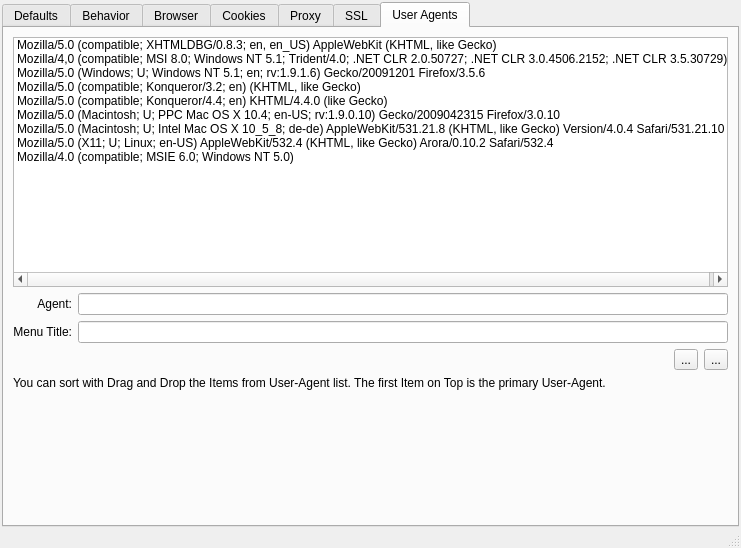
Qt form src/configdialog/configdialogui.ui (HJCMS/xhtmldbg) before a commit.
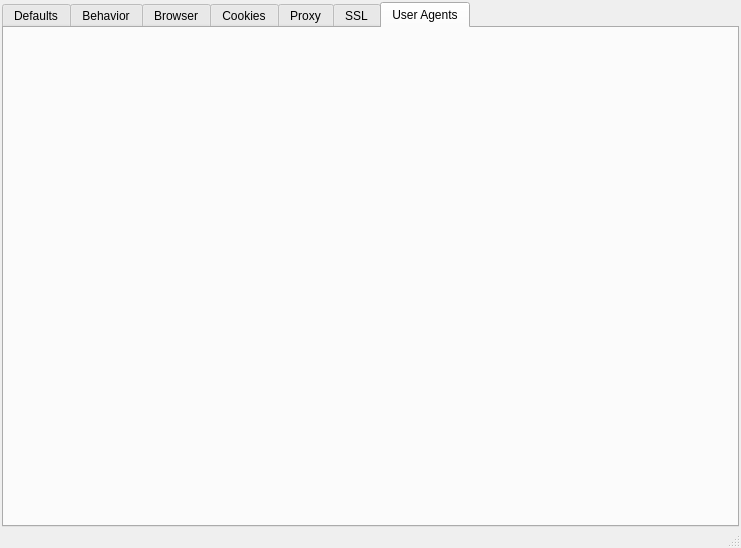
The same form after that commit. The open tabs and pages were chosen to show the change. Custom widgets are drawn as their Qt base class.

What changed in the file:
```diff
--- a/src/configdialog/configdialogui.ui
+++ b/src/configdialog/configdialogui.ui
@@ -985,7 +985,7 @@
           <property name="geometry">
            <rect>
             <x>0</x>
-            <y>-304</y>
+            <y>0</y>
             <width>709</width>
             <height>788</height>
            </rect>
@@ -1281,249 +1281,22 @@
        <string>User Agents</string>
       </attribute>
       <layout class="QVBoxLayout" name="verticalLayout_7">
+       <property name="margin">
+        <number>1</number>
+       </property>
        <item>
-        <widget class="QListWidget" name="userAgentList">
-         <property name="minimumSize">
-          <size>
-           <width>0</width>
-           <height>250</height>
-          </size>
+        <widget class="QWidget" name="userAgentWidget" native="true">
+         <property name="toolTip">
+          <string notr="true"/>
          </property>
-         <property name="editTriggers">
-          <set>QAbstractItemView::CurrentChanged|QAbstractItemView::EditKeyPressed|QAbstractItemView::SelectedClicked</set>
+         <property name="statusTip">
+          <string notr="true"/>
          </property>
-         <property name="showDropIndicator" stdset="0">
-          <bool>true</bool>
+         <property name="whatsThis">
+          <string notr="true"/>
          </property>
-         <property name="dragEnabled">
-          <bool>true</bool>
-         </property>
-         <property name="dragDropMode">
-          <enum>QAbstractItemView::InternalMove</enum>
-         </property>
-         <property name="defaultDropAction">
-          <enum>Qt::MoveAction</enum>
-         </property>
-         <property name="selectionBehavior">
-          <enum>QAbstractItemView::SelectRows</enum>
-         </property>
-         <property name="movement">
-          <enum>QListView::Free</enum>
-         </property>
-         <property name="resizeMode">
-          <enum>QListView::Adjust</enum>
-         </property>
-         <property name="sortingEnabled">
-          <bool>false</bool>
-         </property>
-         <item>
-          <property name="text">
-           <string notr="true">Mozilla/5.0 (compatible; XHTMLDBG/0.8.3; en, en_US) AppleWebKit (KHTML, like Gecko)</string>
-          </property>
-          <property name="toolTip">
-           <string notr="true">xhtmldbg (en)</string>
-          </property>
-          <property name="statusTip">
-           <string notr="true"/>
-          </property>
-         </item>
-         <item>
-          <property name="text">
-           <string notr="true">Mozilla/4,0 (compatible; MSI 8.0; Windows NT 5.1; Trident/4.0; .NET CLR 2.0.50727; .NET CLR 3.0.4506.2152; .NET CLR 3.5.30729)</string>
-          </property>
-          <property name="toolTip">
-           <string notr="true">Windows Internet Explorer 8.0.6001.18702</string>
-          </property>
-          <property name="statusTip">
-           <string notr="true"/>
-          </property>
-          <property name="whatsThis">
-           <string notr="true"/>
-          </property>
-          <property name="font">
-           <font>
-            <kerning>false</kerning>
-           </font>
-          </property>
-         </item>
-         <item>
-          <property name="text">
-           <string notr="true">Mozilla/5.0 (Windows; U; Windows NT 5.1; en; rv:1.9.1.6) Gecko/20091201 Firefox/3.5.6</string>
-          </property>
-          <property name="toolTip">
-           <string notr="true">Firefox Windows XP Version 3.5.6 (en)</string>
-          </property>
-          <property name="statusTip">
-           <string notr="true"/>
-          </property>
-         </item>
-         <item>
-          <property name="text">
-           <string notr="true">Mozilla/5.0 (compatible; Konqueror/3.2; en) (KHTML, like Gecko)</string>
-          </property>
-          <property name="toolTip">
-           <string notr="true">KDE3 Konqueror (en)</string>
-          </property>
-          <property name="statusTip">
-           <string notr="true"/>
-          </property>
-         </item>
-         <item>
-          <property name="text">
-           <string notr="true">Mozilla/5.0 (compatible; Konqueror/4.4; en) KHTML/4.4.0 (like Gecko)</string>
-          </property>
-          <property name="toolTip">
-           <string notr="true">KDE4 Konqueror (en)</string>
-          </property>
-          <property name="statusTip">
-           <string notr="true"/>
-          </property>
-          <property name="whatsThis">
-           <string notr="true"/>
-          </property>
-         </item>
-         <item>
-          <property name="text">
-           <string notr="true">Mozilla/5.0 (Macintosh; U; PPC Mac OS X 10.4; en-US; rv:1.9.0.10) Gecko/2009042315 Firefox/3.0.10</string>
-          </property>
-          <property name="toolTip">
-           <string notr="true">PPC Mac OS X 10.4 Firefox (en)</string>
-          </property>
-         </item>
-         <item>
-          <property name="text">
-           <string notr="true">Mozilla/5.0 (Macintosh; U; Intel Mac OS X 10_5_8; de-de) AppleWebKit/531.21.8 (KHTML, like Gecko) Version/4.0.4 Safari/531.21.10</string>
-          </property>
-          <property name="toolTip">
-           <string notr="true">Intel Mac OS X 10.5.8 Safari/531.21.10 (de)</string>
-          </property>
-         </item>
-         <item>
-          <property name="text">
-           <string notr="true">Mozilla/5.0 (X11; U; Linux; en-US) AppleWebKit/532.4 (KHTML, like Gecko) Arora/0.10.2 Safari/532.4</string>
-          </property>
-          <property name="toolTip">
-           <string notr="true">Arora Linux WebKit/532.4 (en)</string>
-          </property>
-         </item>
-         <item>
-          <property name="text">
-           <string notr="true">Mozilla/4.0 (compatible; MSIE 6.0; Windows NT 5.0)</string>
-          </property>
-          <property name="toolTip">
-           <string notr="true">Internet Explorer 6</string>
-          </property>
-          <property name="statusTip">
-           <string notr="true"/>
-          </property>
-          <property name="whatsThis">
-           <string notr="true"/>
-          </property>
-         </item>
         </widget>
        </item>
-       <item>
-        <layout class="QGridLayout" name="gridLayout_6">
-         <item row="0" column="0">
-          <widget class="QLabel" name="label_14">
-           <property name="minimumSize">
-            <size>
-             <width>50</width>
-             <height>0</height>
-            </size>
-           </property>
-           <property name="text">
-            <string>Agent:</string>
-           </property>
-           <property name="alignment">
-            <set>Qt::AlignRight|Qt::AlignTrailing|Qt::AlignVCenter</set>
-           </property>
-          </widget>
-         </item>
-         <item row="0" column="1">
-          <widget class="QLineEdit" name="qt_modifyUserAgent"/>
-         </item>
-         <item row="1" column="0">
-          <widget class="QLabel" name="label_15">
-           <property name="minimumSize">
-            <size>
-             <width>50</width>
-             <height>0</height>
-            </size>
-           </property>
-           <property name="text">
-            <string>Menu Title:</string>
-           </property>
-           <property name="alignment">
-            <set>Qt::AlignRight|Qt::AlignTrailing|Qt::AlignVCenter</set>
-           </property>
-          </widget>
-         </item>
-         <item row="1" column="1">
-          <widget class="QLineEdit" name="qt_userAgentTitle"/>
-         </item>
-        </layout>
-       </item>
-       <item>
-        <layout class="QHBoxLayout" name="horizontalLayout">
-         <item>
-          <spacer name="horizontalSpacer_5">
-           <property name="orientation">
-            <enum>Qt::Horizontal</enum>
-           </property>
-           <property name="sizeHint" stdset="0">
-            <size>
-             <width>40</width>
-             <height>20</height>
-            </size>
-           </property>
-          </spacer>
-         </item>
-         <item>
-          <widget class="QToolButton" name="addAgentBtn">
-           <property name="toolTip">
-            <string>Modify or Integrate User-Agent</string>
-           </property>
-           <property name="text">
-            <string>...</string>
-           </property>
-          </widget>
-         </item>
-         <item>
-          <widget class="QToolButton" name="removeAgentBtn">
-           <property name="toolTip">
-            <string>Remove Selected User-Agent</string>
-           </property>
-           <property name="text">
-            <string>...</string>
-           </property>
-          </widget>
-         </item>
-        </layout>
-       </item>
-       <item>
-        <widget class="QLabel" name="label_16">
-         <property name="text">
-          <string>You can sort with Drag and Drop the Items from User-Agent list. The first Item on Top is the primary User-Agent.</string>
-         </property>
-         <property name="wordWrap">
-          <bool>true</bool>
-         </property>
-        </widget>
-       </item>
-       <item>
-        <spacer name="verticalSpacer_2">
-         <property name="orientation">
-          <enum>Qt::Vertical</enum>
-         </property>
-         <property name="sizeHint" stdset="0">
-          <size>
-           <width>318</width>
-           <height>228</height>
-          </size>
-         </property>
-        </spacer>
-       </item>
       </layout>
      </widget>
     </widget>
```
